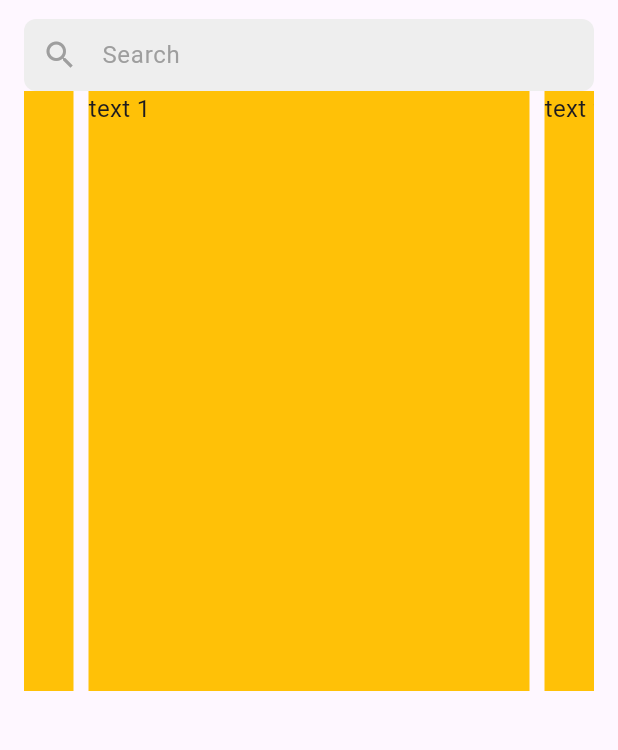
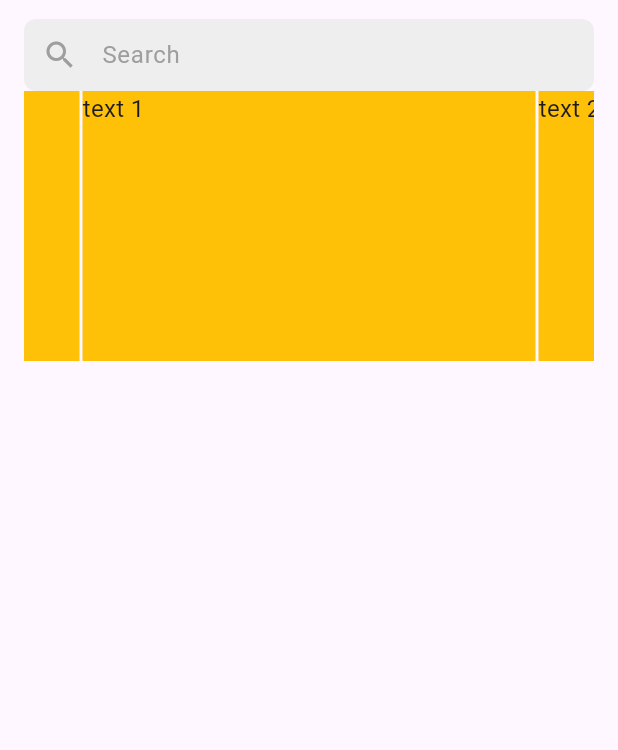
Before and after one commit to JamilHossain01/craftyBay, a Flutter app: the HomeScreen screen opened directly, on a phone screen of 412 x 824 dp, the part 65-815 px from its top. Run offline on Flutter 3.47's test engine with Material 3 defaults, Android fonts, the light colour scheme and no system bars; drawn by our look-alikes of carousel_slider; our stand-ins replace get, pin_code_fields.

Commit message:
home_screen edite

```diff
--- a/lib/presentation/ui/screens/home_screen.dart
+++ b/lib/presentation/ui/screens/home_screen.dart
@@ -22,13 +22,13 @@ class _HomeScreenState extends State<HomeScreen> {
             children: [
               searchTextField(),
               CarouselSlider(
-                options: CarouselOptions(height: 400.0),
+                options: CarouselOptions(height: 180.0),
                 items: [1, 2, 3, 4, 5].map((i) {
                   return Builder(
                     builder: (BuildContext context) {
                       return Container(
                           width: MediaQuery.of(context).size.width,
-                          margin: EdgeInsets.symmetric(horizontal: 5.0),
+                          margin: EdgeInsets.symmetric(horizontal: 1.0),
                           decoration: BoxDecoration(color: Colors.amber),
                           child: Text(
                             'text $i',
```
